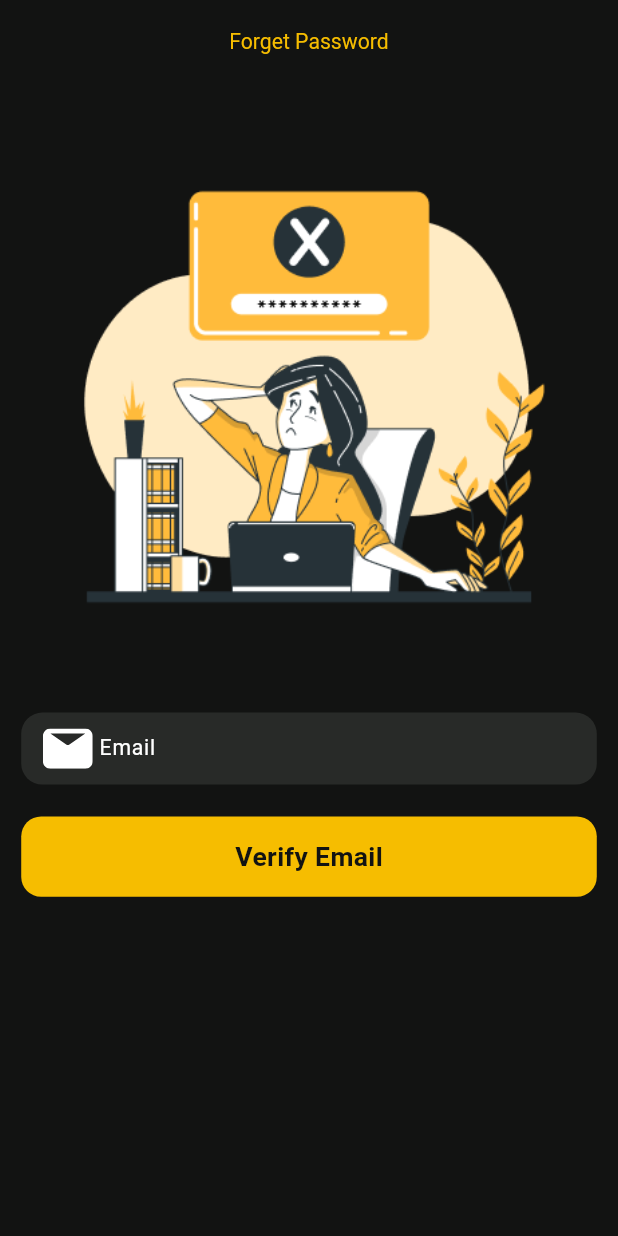
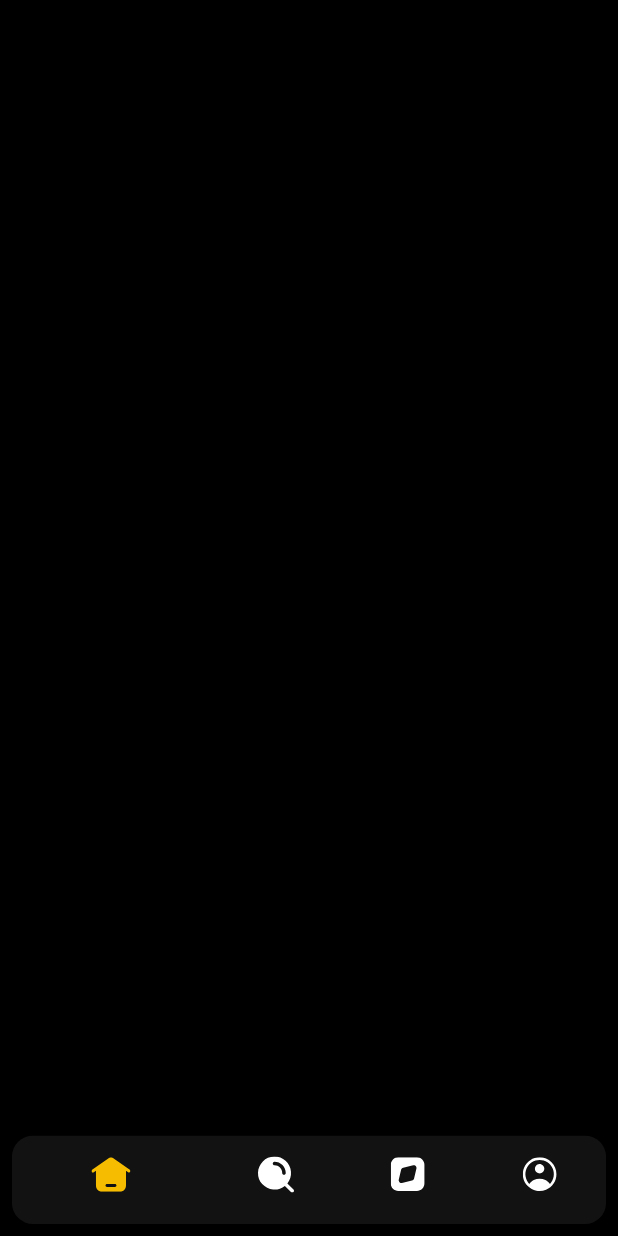
Before and after one commit to shaimaamagdy31/movies-app, a Flutter app: the screen it shows after launch, on a phone screen of 412 x 824 dp. Run offline on Flutter 3.47's test engine with Material 3 defaults, Android fonts, the phone set to English and light mode, and no system bars; our stand-ins replace flutter_screenutil, flutter_svg.

Commit message:
finish navigation bar-home-screen ui

```diff
--- a/lib/core/utils/AssetsManager.dart
+++ b/lib/core/utils/AssetsManager.dart
@@ -12,7 +12,6 @@ static const String nameIcon="assets/images/Identification.svg";
 static const String phoneIcon="assets/images/phone.svg";
 static const String emailIcon="assets/images/email.svg";
 static const String passwordIcon="assets/images/password.svg";
-static const String searchIcon="";
 static const String countryEg="assets/images/EG.svg";
 static const String countryLr="assets/images/LR.svg";
 static const String gamer1="assets/images/gamer (1).png";
@@ -32,6 +31,18 @@ static const String google="assets/images/🦆 icon _google_.svg";
 static const String forgetPassImage="assets/images/Forgot password-img.png";
 
 
+static const homeIcon ="assets/images/Home.svg";
+static const homeIconSelected ="assets/images/Home-selected.svg";
+static const searchIcon ="assets/images/Search.svg";
+static const searchIconSelected ="assets/images/Search-selected.svg";
+static const browseIcon ="assets/images/Brouse.svg";
+static const browseIconSelected ="assets/images/Browse-selected.svg";
+static const profileIcon ="assets/images/Profile.svg";
+static const profileIconSelected ="assets/images/Profile-selected.svg";
+
+
+
+
 
 
 
--- a/lib/main.dart
+++ b/lib/main.dart
@@ -2,6 +2,7 @@ import 'package:flutter/material.dart';
 import 'package:flutter_screenutil/flutter_screenutil.dart';
 import 'package:movies_app/core/utils/AppTheme.dart';
 import 'package:movies_app/ui/forget_password/screen/forget_password_screen.dart';
+import 'package:movies_app/ui/home/screen/home_screen.dart';
 import 'package:movies_app/ui/signin/screen/signin_screen.dart';
 import 'package:movies_app/ui/signup/screen/signup_screen.dart';
 
@@ -26,9 +27,10 @@ class MyApp extends StatelessWidget {
           routes:{
             SignupScreen.routeName:(context)=>SignupScreen(),
             SignInScreen.routeName:(context)=>SignInScreen(),
-            ForgetPasswordScreen.routeName:(context)=>ForgetPasswordScreen()
+            ForgetPasswordScreen.routeName:(context)=>ForgetPasswordScreen(),
+            HomeScreen.routeName:(context)=>HomeScreen()
           },
-          initialRoute:ForgetPasswordScreen.routeName ,
+          initialRoute:HomeScreen.routeName ,
         );
       }
     );
--- /dev/null
+++ b/lib/ui/home/screen/home_screen.dart
@@ -0,0 +1,76 @@
+import 'package:flutter/material.dart';
+import 'package:flutter_screenutil/flutter_screenutil.dart';
+import 'package:flutter_svg/svg.dart';
+import 'package:movies_app/core/utils/ColorsManager.dart';
+import 'package:movies_app/ui/home/tabs/brouse/browse_tab.dart';
+import 'package:movies_app/ui/home/tabs/home/home_tab.dart';
+import 'package:movies_app/ui/home/tabs/profile/profile_tab.dart';
+
+import '../../../core/utils/AssetsManager.dart';
+import '../tabs/search/search_tab.dart';
+
+class HomeScreen extends StatefulWidget {
+  static const String routeName = "home";
+
+  @override
+  State<HomeScreen> createState() => _HomeScreenState();
+}
+
+class _HomeScreenState extends State<HomeScreen> {
+  int selectedIndex = 0;
+  List<Widget> tabs = [
+    HomeTab(),
+    SearchTab(),
+    BrowseTab(),
+    ProfileTab(),
+  ];
+  @override
+  Widget build(BuildContext context) {
+    return SafeArea(
+      child: Scaffold(
+        extendBody: true,
+        bottomNavigationBar: Padding(
+          padding:  REdgeInsets.only(left: 9,right: 9,bottom: 9),
+          child: ClipRRect(
+            borderRadius: BorderRadius.circular(16.r),
+            child: BottomNavigationBar(
+              backgroundColor:ColorsManager.fillColorContainer ,
+                currentIndex: selectedIndex,
+                showSelectedLabels: false,
+                showUnselectedLabels: false,
+                onTap: (index){
+                  setState(() {
+                    selectedIndex=index;
+                  });
+                },
+                items: [
+                 BottomNavigationBarItem(
+                  icon:SvgPicture.asset(AssetsManager.homeIcon),
+                  activeIcon: SvgPicture.asset(AssetsManager.homeIconSelected),
+                   label: ""
+                 ),
+                  BottomNavigationBarItem(
+                      label: "",
+                      icon:SvgPicture.asset(AssetsManager.searchIcon),
+                      activeIcon: SvgPicture.asset(AssetsManager.searchIconSelected),
+
+                  ),
+                  BottomNavigationBarItem(
+                      icon:SvgPicture.asset(AssetsManager.browseIcon),
+                      activeIcon: SvgPicture.asset(AssetsManager.browseIconSelected),
+                      label: ""
+                  ),
+                  BottomNavigationBarItem(
+                      icon:SvgPicture.asset(AssetsManager.profileIcon),
+                      activeIcon: SvgPicture.asset(AssetsManager.profileIconSelected),
+                      label: ""
+                  ),
+
+            ]),
+          ),
+        )
+        ,body:tabs[selectedIndex] ,
+      ),
+    );
+  }
+}
--- /dev/null
+++ b/lib/ui/home/tabs/brouse/browse_tab.dart
@@ -0,0 +1,12 @@
+import 'package:flutter/material.dart';
+
+class BrowseTab extends StatelessWidget {
+  const BrowseTab({super.key});
+
+  @override
+  Widget build(BuildContext context) {
+    return Container(
+      color: Colors.black,
+    );
+  }
+}
--- /dev/null
+++ b/lib/ui/home/tabs/home/home_tab.dart
@@ -0,0 +1,12 @@
+import 'package:flutter/material.dart';
+
+class HomeTab extends StatelessWidget {
+  const HomeTab({super.key});
+
+  @override
+  Widget build(BuildContext context) {
+    return Container(
+        color: Colors.black
+    );
+  }
+}
--- /dev/null
+++ b/lib/ui/home/tabs/profile/profile_tab.dart
@@ -0,0 +1,11 @@
+import 'package:flutter/material.dart';
+
+class ProfileTab extends StatelessWidget {
+
+  @override
+  Widget build(BuildContext context) {
+    return Container(
+        color: Colors.red
+    );
+  }
+}
--- /dev/null
+++ b/lib/ui/home/tabs/search/search_tab.dart
@@ -0,0 +1,12 @@
+import 'package:flutter/material.dart';
+
+class SearchTab extends StatelessWidget {
+  const SearchTab({super.key});
+
+  @override
+  Widget build(BuildContext context) {
+    return Container(
+        color: Colors.black
+    );
+  }
+}
```
Also changed, not shown: assets/images/Brouse.svg (added), assets/images/Browse-selected.svg (added), assets/images/Home-selected.svg (added), assets/images/Home.svg (added), assets/images/Profile-selected.svg (added), assets/images/Profile.svg (added), assets/images/Search-selected.svg (added), assets/images/Search.svg (renamed from assets/images/search.svg).
